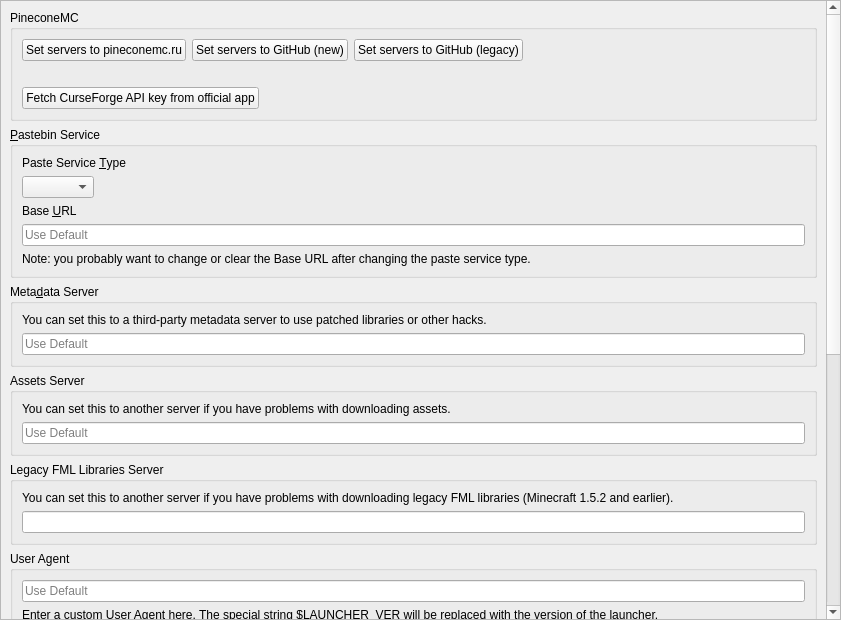
Above: launcher/ui/pages/global/APIPage.ui from Duby67/OldMoneyTatarin before the change. Below: the same form after it.
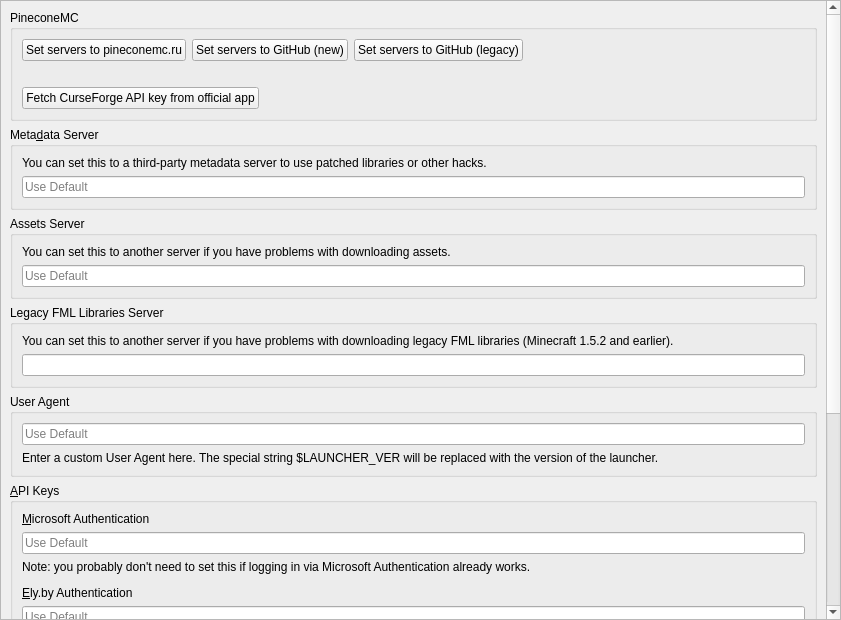
That is the form after the change.

Commit message: Удалить внешнюю публикацию логов и настройки paste-сервисов

```diff
--- a/launcher/ui/pages/global/APIPage.ui
+++ b/launcher/ui/pages/global/APIPage.ui
@@ -135,64 +135,7 @@
         </widget>
        </item>
        <item>
-        <widget class="QGroupBox" name="groupBox_paste">
-         <property name="title">
-          <string>&amp;Pastebin Service</string>
-         </property>
-         <layout class="QVBoxLayout" name="verticalLayout_3">
-          <item>
-           <widget class="QLabel" name="pasteServiceTypeLabel">
-            <property name="text">
-             <string>Paste Service &amp;Type</string>
-            </property>
-            <property name="buddy">
-             <cstring>pasteTypeComboBox</cstring>
-            </property>
-           </widget>
-          </item>
-          <item>
-           <widget class="QComboBox" name="pasteTypeComboBox">
-            <property name="sizePolicy">
-             <sizepolicy hsizetype="Maximum" vsizetype="Fixed">
-              <horstretch>0</horstretch>
-              <verstretch>0</verstretch>
-             </sizepolicy>
-            </property>
-           </widget>
-          </item>
-          <item>
-           <widget class="QLabel" name="baseURLLabel">
-            <property name="text">
-             <string>Base &amp;URL</string>
-            </property>
-            <property name="buddy">
-             <cstring>baseURLEntry</cstring>
-            </property>
-           </widget>
-          </item>
-          <item>
-           <widget class="QLineEdit" name="baseURLEntry">
-            <property name="placeholderText">
-             <string>Use Default</string>
-            </property>
-            <property name="clearButtonEnabled">
-             <bool>true</bool>
-            </property>
-           </widget>
-          </item>
-          <item>
-           <widget class="QLabel" name="baseURLNote">
-            <property name="text">
-             <string>Note: you probably want to change or clear the Base URL after changing the paste service type.</string>
-            </property>
-            <property name="wordWrap">
-             <bool>true</bool>
-            </property>
-           </widget>
-          </item>
-         </layout>
-        </widget>
-       </item>
+        </item>
        <item>
         <widget class="QGroupBox" name="groupBox_meta">
          <property name="title">
```
The commit also changes 17 other files.
